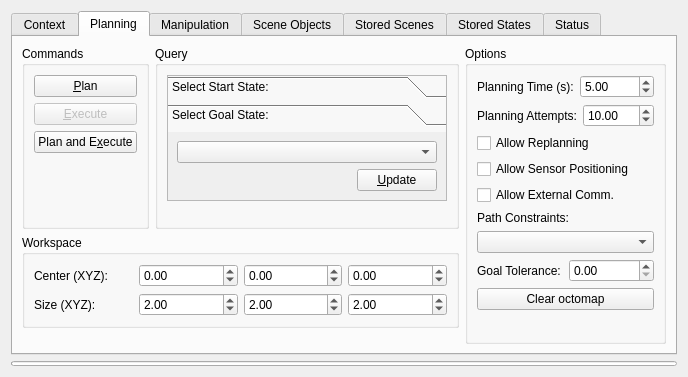
Above: visualization/motion_planning_rviz_plugin/src/ui/motion_planning_rviz_plugin_frame.ui from ros-gbp/moveit_ros-release before the change. Below: the same form after it.
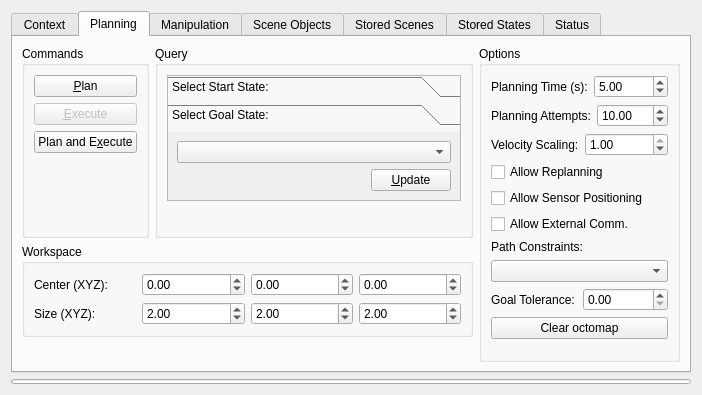
That is the form after the change.

What changed in the file:
```diff
--- a/visualization/motion_planning_rviz_plugin/src/ui/motion_planning_rviz_plugin_frame.ui
+++ b/visualization/motion_planning_rviz_plugin/src/ui/motion_planning_rviz_plugin_frame.ui
@@ -6,8 +6,8 @@
    <rect>
     <x>0</x>
     <y>0</y>
-    <width>688</width>
-    <height>377</height>
+    <width>702</width>
+    <height>395</height>
    </rect>
   </property>
   <property name="windowTitle">
@@ -360,7 +360,7 @@
                   <rect>
                    <x>0</x>
                    <y>0</y>
-                   <width>218</width>
+                   <width>205</width>
                    <height>78</height>
                   </rect>
                  </property>
@@ -613,7 +613,31 @@
               </property>
               <property name="value">
                <number>10</number>
-               </property>
+              </property>
+             </widget>
+            </item>
+           </layout>
+          </item>
+          <item>
+           <layout class="QHBoxLayout" name="horizontalLayout_10">
+            <item>
+             <widget class="QLabel" name="label_11">
+              <property name="text">
+               <string>Velocity Scaling:</string>	               
+              </property>
+             </widget>
+            </item>
+            <item>
+             <widget class="QDoubleSpinBox" name="exec_time_factor">
+              <property name="maximum">
+               <double>1.000000000000000</double>
+              </property>
+              <property name="singleStep">
+               <double>0.010000000000000</double>
+              </property>
+              <property name="value">
+               <double>1.000000000000000</double>
+              </property>
              </widget>
             </item>
            </layout>
```
Left out of the diff: 2 changed lines with no effect on the pictures.
